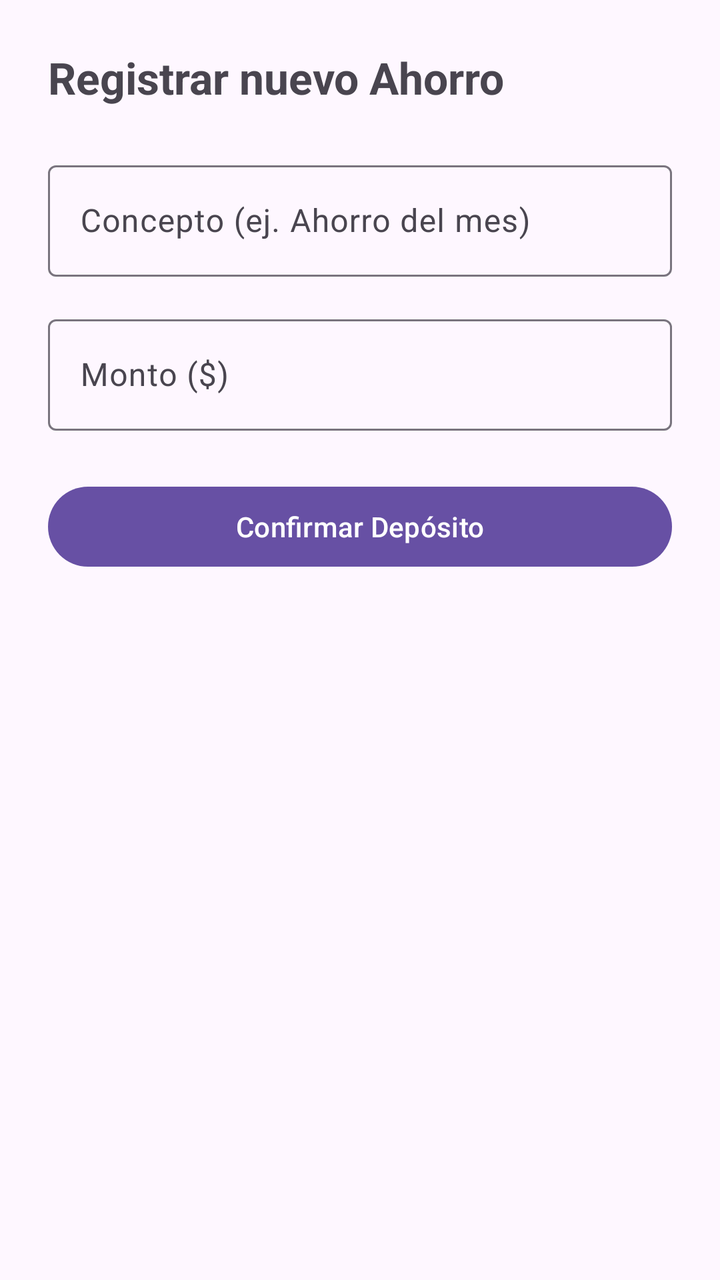
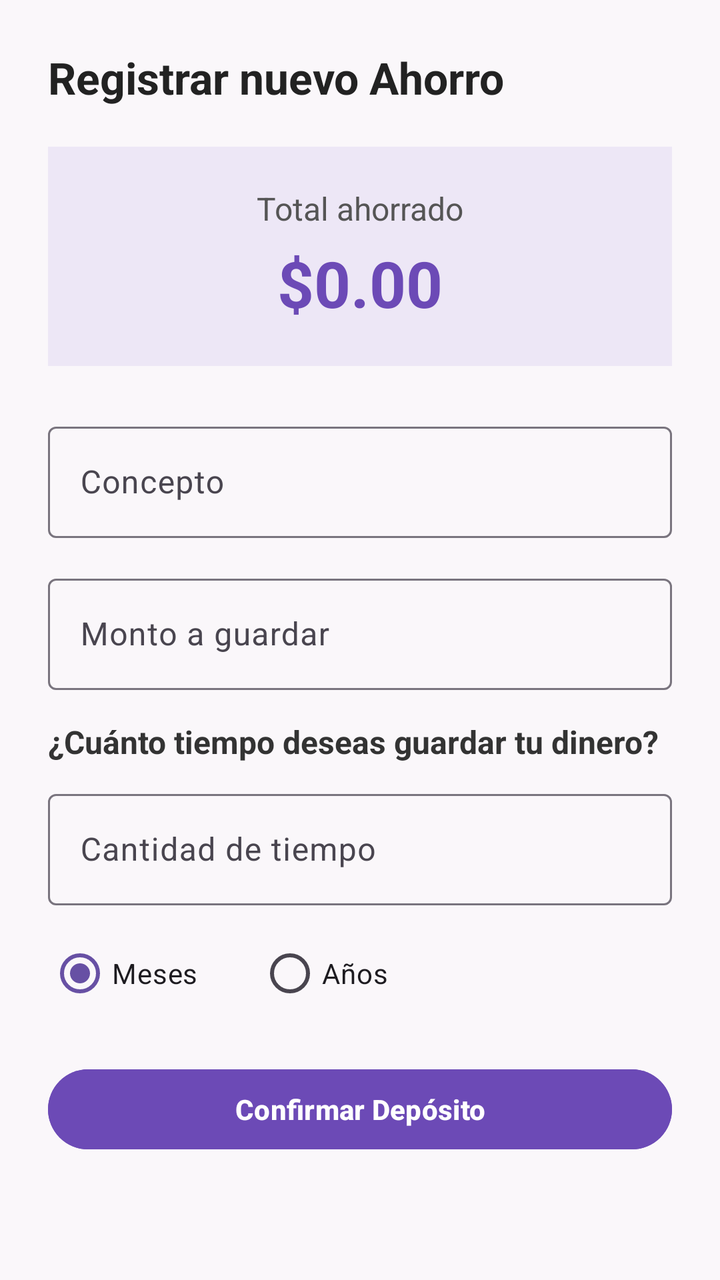

An Android layout rendered at two revisions. The XML below is the earlier revision; the diff shows what the commit changed to produce the second picture.
<!-- AndroidManifest.xml: application theme Theme.Monedicto -->
<!-- res/layout/activity_finanzas.xml -->
<?xml version="1.0" encoding="utf-8"?>
<ScrollView xmlns:android="http://schemas.android.com/apk/res/android"
    android:layout_width="match_parent"
    android:layout_height="match_parent"
    android:fillViewport="true"
    android:fitsSystemWindows="true">

    <LinearLayout xmlns:android="http://schemas.android.com/apk/res/android"
        android:layout_width="match_parent"
        android:layout_height="match_parent"
        android:orientation="vertical"
        android:padding="24dp">

        <TextView
            android:layout_width="wrap_content"
            android:layout_height="wrap_content"
            android:text="Registrar nuevo Ahorro"
            android:textSize="22sp"
            android:textStyle="bold"
            android:layout_marginBottom="24dp"/>

        <com.google.android.material.textfield.TextInputLayout
            android:layout_width="match_parent"
            android:layout_height="wrap_content"
            android:layout_marginBottom="16dp">

            <com.google.android.material.textfield.TextInputEditText
                android:id="@+id/editConcepto"
                android:layout_width="match_parent"
                android:layout_height="wrap_content"
                android:hint="Concepto (ej. Ahorro del mes)"/>
        </com.google.android.material.textfield.TextInputLayout>

        <com.google.android.material.textfield.TextInputLayout
            android:layout_width="match_parent"
            android:layout_height="wrap_content"
            android:layout_marginBottom="24dp">

            <com.google.android.material.textfield.TextInputEditText
                android:id="@+id/editMonto"
                android:layout_width="match_parent"
                android:layout_height="wrap_content"
                android:hint="Monto ($)"
                android:inputType="numberDecimal"/>
        </com.google.android.material.textfield.TextInputLayout>

        <Button
            android:id="@+id/btnGuardarAhorro"
            android:layout_width="match_parent"
            android:layout_height="wrap_content"
            android:text="Confirmar Depósito"/>
    </LinearLayout>
</ScrollView>
<!-- resources referenced by this layout -->
<resources>
  <style name="Theme.Monedicto" parent="Base.Theme.Monedicto" />
  <style name="Base.Theme.Monedicto" parent="Theme.Material3.DayNight.NoActionBar">
          
          
      </style>
</resources>

<!-- the commit's change to res/layout/activity_finanzas.xml (unified diff, before → after) -->
@@ -1,13 +1,14 @@
 <?xml version="1.0" encoding="utf-8"?>
 <ScrollView xmlns:android="http://schemas.android.com/apk/res/android"
+    xmlns:app="http://schemas.android.com/apk/res-auto"
     android:layout_width="match_parent"
     android:layout_height="match_parent"
     android:fillViewport="true"
-    android:fitsSystemWindows="true">
+    android:background="#FAF7FA">
 
-    <LinearLayout xmlns:android="http://schemas.android.com/apk/res/android"
+    <LinearLayout
         android:layout_width="match_parent"
-        android:layout_height="match_parent"
+        android:layout_height="wrap_content"
         android:orientation="vertical"
         android:padding="24dp">
 
@@ -17,37 +18,145 @@
             android:text="Registrar nuevo Ahorro"
             android:textSize="22sp"
             android:textStyle="bold"
-            android:layout_marginBottom="24dp"/>
+            android:textColor="#222222"
+            android:layout_marginBottom="20dp" />
+
+        
+
+        <LinearLayout
+            android:layout_width="match_parent"
+            android:layout_height="wrap_content"
+            android:orientation="vertical"
+            android:gravity="center"
+            android:padding="20dp"
+            android:background="#EDE7F6"
+            android:layout_marginBottom="25dp">
+
+            <TextView
+                android:layout_width="wrap_content"
+                android:layout_height="wrap_content"
+                android:text="Total ahorrado"
+                android:textSize="16sp"
+                android:textColor="#555555" />
+
+            <TextView
+                android:id="@+id/txtTotalAhorrado"
+                android:layout_width="wrap_content"
+                android:layout_height="wrap_content"
+                android:text="$0.00"
+                android:textSize="32sp"
+                android:textStyle="bold"
+                android:textColor="#6C4AB6"
+                android:layout_marginTop="5dp" />
+
+        </LinearLayout>
+
+        
 
         <com.google.android.material.textfield.TextInputLayout
             android:layout_width="match_parent"
             android:layout_height="wrap_content"
-            android:layout_marginBottom="16dp">
+            android:layout_marginBottom="15dp"
+            app:boxBackgroundMode="outline">
 
             <com.google.android.material.textfield.TextInputEditText
                 android:id="@+id/editConcepto"
                 android:layout_width="match_parent"
                 android:layout_height="wrap_content"
-                android:hint="Concepto (ej. Ahorro del mes)"/>
+                android:hint="Concepto"
+                android:inputType="text"
+                android:focusable="true"
+                android:focusableInTouchMode="true"
+                android:clickable="true" />
+
         </com.google.android.material.textfield.TextInputLayout>
+
+        
 
         <com.google.android.material.textfield.TextInputLayout
             android:layout_width="match_parent"
             android:layout_height="wrap_content"
-            android:layout_marginBottom="24dp">
+            android:layout_marginBottom="15dp"
+            app:boxBackgroundMode="outline"
+            app:prefixText="$ ">
 
             <com.google.android.material.textfield.TextInputEditText
                 android:id="@+id/editMonto"
                 android:layout_width="match_parent"
                 android:layout_height="wrap_content"
-                android:hint="Monto ($)"
-                android:inputType="numberDecimal"/>
+                android:hint="Monto a guardar"
+                android:inputType="numberDecimal"
+                android:focusable="true"
+                android:focusableInTouchMode="true"
+                android:clickable="true" />
+
         </com.google.android.material.textfield.TextInputLayout>
+
+        
+
+        <TextView
+            android:layout_width="wrap_content"
+            android:layout_height="wrap_content"
+            android:text="¿Cuánto tiempo deseas guardar tu dinero?"
+            android:textSize="16sp"
+            android:textStyle="bold"
+            android:textColor="#333333"
+            android:layout_marginBottom="10dp" />
+
+        <com.google.android.material.textfield.TextInputLayout
+            android:layout_width="match_parent"
+            android:layout_height="wrap_content"
+            android:layout_marginBottom="10dp"
+            app:boxBackgroundMode="outline">
+
+            <com.google.android.material.textfield.TextInputEditText
+                android:id="@+id/editTiempo"
+                android:layout_width="match_parent"
+                android:layout_height="wrap_content"
+                android:hint="Cantidad de tiempo"
+                android:inputType="number"
+                android:focusable="true"
+                android:focusableInTouchMode="true"
+                android:clickable="true" />
+
+        </com.google.android.material.textfield.TextInputLayout>
+
+        
+
+        <RadioGroup
+            android:id="@+id/radioPeriodo"
+            android:layout_width="match_parent"
+            android:layout_height="wrap_content"
+            android:orientation="horizontal"
+            android:layout_marginBottom="20dp">
+
+            <RadioButton
+                android:id="@+id/radioMeses"
+                android:layout_width="wrap_content"
+                android:layout_height="wrap_content"
+                android:text="Meses"
+                android:checked="true"
+                android:layout_marginEnd="30dp" />
+
+            <RadioButton
+                android:id="@+id/radioAnios"
+                android:layout_width="wrap_content"
+                android:layout_height="wrap_content"
+                android:text="Años" />
+
+        </RadioGroup>
+
+        
 
         <Button
             android:id="@+id/btnGuardarAhorro"
             android:layout_width="match_parent"
             android:layout_height="wrap_content"
-            android:text="Confirmar Depósito"/>
+            android:text="Confirmar Depósito"
+            android:textColor="#FFFFFF"
+            android:textStyle="bold"
+            android:backgroundTint="#6C4AB6" />
+
     </LinearLayout>
+
 </ScrollView>
